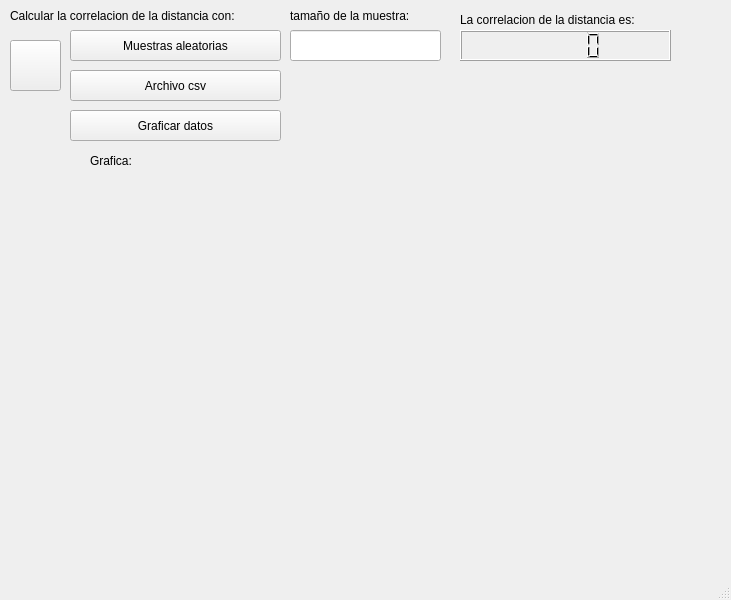
This is src/UI.ui in aerubianoma/Distance-Correlation-App as Qt 5 draws it before an edit. The edited form follows.
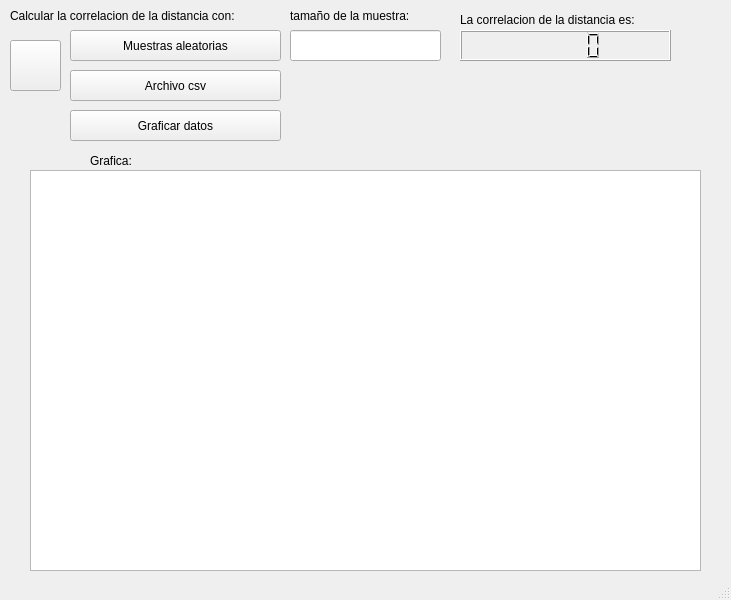
This is the edited form.

```diff
--- a/src/UI.ui
+++ b/src/UI.ui
@@ -141,6 +141,16 @@
      <string>Grafica:</string>
     </property>
    </widget>
+   <widget class="QGraphicsView" name="grafica">
+    <property name="geometry">
+     <rect>
+      <x>30</x>
+      <y>170</y>
+      <width>671</width>
+      <height>401</height>
+     </rect>
+    </property>
+   </widget>
   </widget>
   <widget class="QMenuBar" name="menubar">
    <property name="geometry">
```
